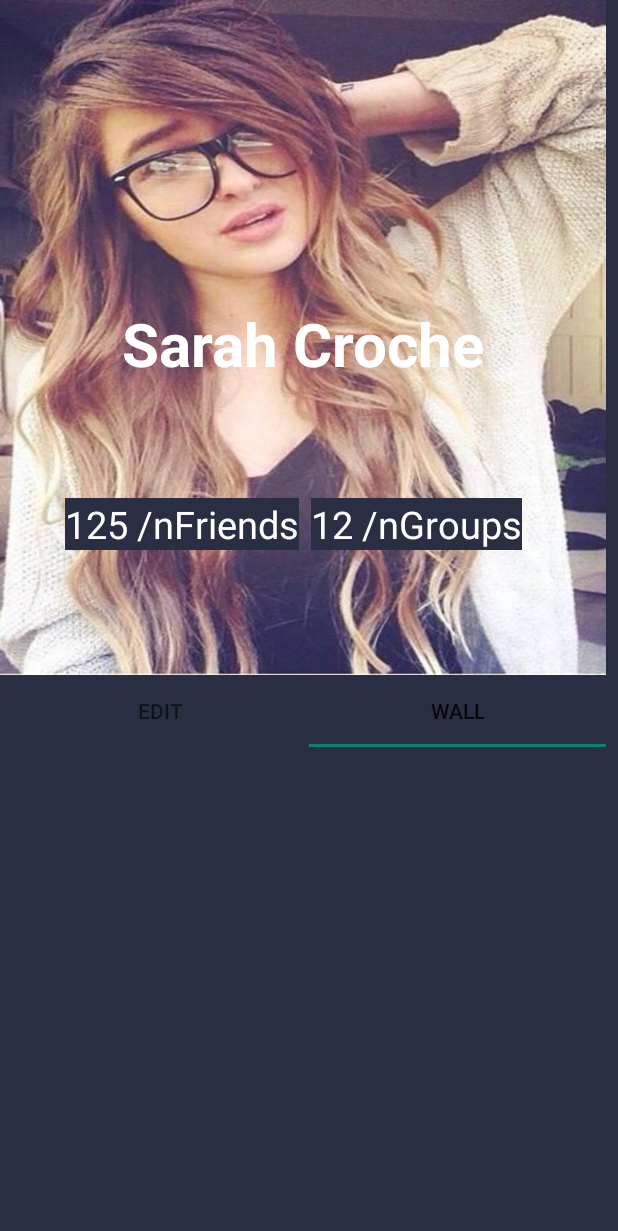
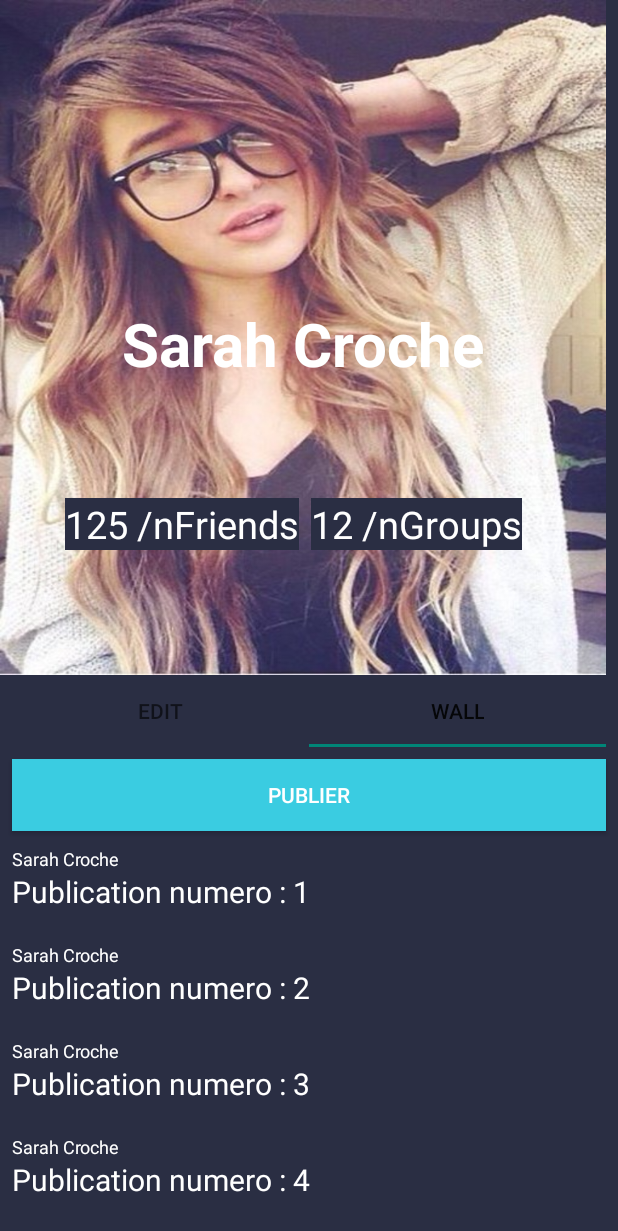
Before and after one commit to BartholomeLeBruno/behere, an Android app: the DefaultProfileActivity screen opened directly, with no data from a screen before it, tab 2 chosen, on a phone screen of 412 x 824 dp. Shown: the top 1231 px of the screen. Run offline under Robolectric (Android 15) with nearby library versions, the phone set to English and light mode, and no system bars.

Commit message:
add wall of actuality

```diff
--- a/app/src/main/java/com/example/behere/DefaultProfileActivity.java
+++ b/app/src/main/java/com/example/behere/DefaultProfileActivity.java
@@ -5,9 +5,8 @@ import android.support.design.widget.TabItem;
 import android.support.design.widget.TabLayout;
 import android.support.v4.view.ViewPager;
 import android.support.v7.app.AppCompatActivity;
-import android.support.v7.widget.RecyclerView;
+import com.example.behere.fragment.SectionsAdapterProfile;
 
-import com.example.behere.fragment.SectionsAdapterProfile;
 
 public class DefaultProfileActivity extends AppCompatActivity {
 
@@ -16,7 +15,6 @@ public class DefaultProfileActivity extends AppCompatActivity {
      TabItem wall;
      SectionsAdapterProfile mSectionsPagerAdapter;
      ViewPager mViewPager;
-     RecyclerView recyclerView;
 
     @Override
     protected void onCreate(Bundle savedInstanceState) {
@@ -25,7 +23,6 @@ public class DefaultProfileActivity extends AppCompatActivity {
 
         edit = findViewById(R.id.tabEdit);
         wall = findViewById(R.id.tabWall);
-        recyclerView = findViewById(R.id.list);
 
         mSectionsPagerAdapter = new SectionsAdapterProfile(getSupportFragmentManager());
 
@@ -35,6 +32,7 @@ public class DefaultProfileActivity extends AppCompatActivity {
 
         tabLayout =  findViewById(R.id.tabLayout);
         tabLayout.setupWithViewPager(mViewPager);
+
     }
 
 
--- /dev/null
+++ b/app/src/main/java/com/example/behere/actor/Publication.java
@@ -0,0 +1,31 @@
+package com.example.behere.actor;
+
+import java.util.ArrayList;
+
+public class Publication {
+
+    public String getContent() {
+        return content;
+    }
+
+    public void setContent(String content) {
+        this.content = content;
+    }
+
+    private String content;
+
+    private Publication(String content)
+    {
+        this.content = content;
+    }
+
+    public static ArrayList<Publication> createPublicationList(int numPublication) {
+        ArrayList<Publication> publications = new ArrayList<>();
+
+        for (int i = 1; i <= numPublication; i++) {
+            publications.add(new Publication("Publication numero : "+i));
+        }
+
+        return publications;
+    }
+}
--- /dev/null
+++ b/app/src/main/java/com/example/behere/adapter/PublicationAdapter.java
@@ -0,0 +1,79 @@
+package com.example.behere.adapter;
+
+import android.content.Context;
+import android.support.annotation.NonNull;
+import android.support.v7.widget.RecyclerView;
+import android.view.LayoutInflater;
+import android.view.View;
+import android.view.ViewGroup;
+import android.widget.TextView;
+
+import com.example.behere.R;
+import com.example.behere.actor.Publication;
+
+import java.util.List;
+
+public class PublicationAdapter extends RecyclerView.Adapter<PublicationAdapter.ViewHolder> {
+
+    // Store a member variable for the contacts
+    private List<Publication> mPublication;
+
+    // Pass in the contact array into the constructor
+    public PublicationAdapter(List<Publication> publications) {
+        mPublication = publications;
+    }
+
+    @NonNull
+    @Override
+    public ViewHolder onCreateViewHolder(@NonNull ViewGroup viewGroup, int i) {
+        Context context = viewGroup.getContext();
+        LayoutInflater inflater = LayoutInflater.from(context);
+
+        // Inflate the custom layout
+        View contactView = inflater.inflate(R.layout.fragment_publication, viewGroup, false);
+
+        // Return a new holder instance
+        ViewHolder viewHolder = new ViewHolder(contactView);
+        return viewHolder;
+
+    }
+
+    @Override
+    public void onBindViewHolder(@NonNull ViewHolder viewHolder, int i) {
+        // Get the data model based on position
+        Publication publication = mPublication.get(i);
+
+        // Set item views based on your views and data model
+        TextView textView = viewHolder.nameTextView;
+        TextView textView2 = viewHolder.messageButton;
+
+        textView.setText("Sarah Croche");
+        textView2.setText(publication.getContent());
+    }
+
+    @Override
+    public int getItemCount() {
+        return mPublication.size();
+    }
+
+    // Provide a direct reference to each of the views within a data item
+    // Used to cache the views within the item layout for fast access
+     class ViewHolder extends RecyclerView.ViewHolder {
+        // Your holder should contain a member variable
+        // for any view that will be set as you render a row
+         TextView nameTextView;
+         TextView messageButton;
+
+        // We also create a constructor that accepts the entire item row
+        // and does the view lookups to find each subview
+         ViewHolder(View itemView) {
+            // Stores the itemView in a public final member variable that can be used
+            // to access the context from any ViewHolder instance.
+            super(itemView);
+
+            nameTextView = itemView.findViewById(R.id.tvNamePublisher);
+            messageButton = itemView.findViewById(R.id.tvContentPublisher);
+        }
+    }
+
+}
--- a/app/src/main/java/com/example/behere/fragment/WallProfileFragment.java
+++ b/app/src/main/java/com/example/behere/fragment/WallProfileFragment.java
@@ -1,22 +1,42 @@
 package com.example.behere.fragment;
 
 import android.os.Bundle;
+import android.support.annotation.NonNull;
 import android.support.annotation.Nullable;
 import android.support.v4.app.Fragment;
+import android.support.v7.widget.LinearLayoutManager;
+import android.support.v7.widget.RecyclerView;
 import android.view.LayoutInflater;
 import android.view.View;
 import android.view.ViewGroup;
 
 import com.example.behere.R;
+import com.example.behere.actor.Publication;
+import com.example.behere.adapter.PublicationAdapter;
+
+import java.util.ArrayList;
 
 public class WallProfileFragment extends Fragment {
+
+    ArrayList<Publication> publications;
+    RecyclerView recyclerView;
 
 
     @Nullable
     @Override
-    public View onCreateView(LayoutInflater inflater, @Nullable ViewGroup container, @Nullable Bundle savedInstanceState) {
+    public View onCreateView(@NonNull LayoutInflater inflater, @Nullable ViewGroup container, @Nullable Bundle savedInstanceState) {
         View rootView = inflater.inflate(R.layout.fragment_publication_list, container, false);
 
+        recyclerView = rootView.findViewById(R.id.listPublication);
+        // Initialize contacts
+        publications = Publication.createPublicationList(20);
+        // Create adapter passing in the sample user data
+        PublicationAdapter adapter = new PublicationAdapter(publications);
+        // Attach the adapter to the recyclerview to populate items
+        recyclerView.setAdapter(adapter);
+        // Set layout manager to position the items
+        recyclerView.setLayoutManager(new LinearLayoutManager(getContext()));
+        // That's all!
 
         return rootView;
     }
--- a/app/src/main/res/layout/fragment_edit.xml
+++ b/app/src/main/res/layout/fragment_edit.xml
@@ -13,6 +13,8 @@
         android:layout_marginTop="8dp"
         android:layout_marginEnd="8dp"
         android:text="UPLOAD PHOTO"
+        android:background="#3ACCE1"
+        android:textColor="#FFFFFF"
         app:layout_constraintEnd_toEndOf="parent"
         app:layout_constraintStart_toStartOf="parent"
         app:layout_constraintTop_toTopOf="parent" />
--- a/app/src/main/res/layout/fragment_publication.xml
+++ b/app/src/main/res/layout/fragment_publication.xml
@@ -1,25 +1,27 @@
 <?xml version="1.0" encoding="utf-8"?>
 <LinearLayout
     xmlns:android="http://schemas.android.com/apk/res/android"
-    android:orientation="horizontal"
+    android:orientation="vertical"
     android:layout_width="match_parent"
     android:layout_height="wrap_content"
     android:paddingTop="10dp"
+    android:background="#2A2E43"
     android:paddingBottom="10dp"
     >
 
     <TextView
-        android:id="@+id/contact_name"
+        android:id="@+id/tvNamePublisher"
+        android:layout_width="wrap_content"
+        android:textSize="12sp"
+        android:layout_height="0dp"
+        android:textColor="#FFFFFF"
+        android:layout_weight="1" />
+
+    <TextView
+        android:id="@+id/tvContentPublisher"
         android:layout_width="wrap_content"
         android:layout_height="wrap_content"
-        android:layout_weight="1" />
-
-    <Button
-        android:id="@+id/message_button"
-        android:layout_width="wrap_content"
-        android:layout_height="wrap_content"
-        android:paddingLeft="16dp"
-        android:paddingRight="16dp"
-        android:textSize="10sp"
+        android:textColor="#FFFFFF"
+        android:textSize="20sp"
         />
 </LinearLayout>
--- a/app/src/main/res/layout/fragment_publication_list.xml
+++ b/app/src/main/res/layout/fragment_publication_list.xml
@@ -1,13 +1,33 @@
 <?xml version="1.0" encoding="utf-8"?>
-<android.support.v7.widget.RecyclerView xmlns:android="http://schemas.android.com/apk/res/android"
-    xmlns:app="http://schemas.android.com/apk/res-auto"
-    xmlns:tools="http://schemas.android.com/tools"
-    android:id="@+id/list"
-    android:name="com.example.behere.publicationFragment"
-    android:layout_width="match_parent"
-    android:layout_height="match_parent"
-    android:layout_marginLeft="16dp"
-    android:layout_marginRight="16dp"
-    app:layoutManager="LinearLayoutManager"
-    tools:context=".publicationFragment"
-    tools:listitem="@layout/fragment_publication" />
+    <android.support.constraint.ConstraintLayout
+        xmlns:android="http://schemas.android.com/apk/res/android"
+        xmlns:app="http://schemas.android.com/apk/res-auto"
+        xmlns:tools="http://schemas.android.com/tools"
+        android:layout_width="match_parent"
+        android:layout_height="match_parent">
+
+        <Button
+            android:id="@+id/btnPublication"
+            android:layout_width="0dp"
+            android:layout_height="wrap_content"
+            android:text="PUBLIER"
+            android:textColor="#FFFFFF"
+            android:background="#3ACCE1"
+            app:layout_constraintBottom_toTopOf="@id/listPublication"
+            app:layout_constraintEnd_toEndOf="@+id/listPublication"
+            app:layout_constraintStart_toStartOf="@+id/listPublication" />
+
+    <android.support.v7.widget.RecyclerView
+        android:id="@+id/listPublication"
+        android:name="com.example.behere.publicationFragment"
+        android:layout_width="0dp"
+        android:layout_height="wrap_content"
+        android:layout_marginStart="8dp"
+        android:layout_marginEnd="8dp"
+        app:layoutManager="LinearLayoutManager"
+        app:layout_constraintBottom_toBottomOf="@id/btnPublication"
+        app:layout_constraintEnd_toEndOf="parent"
+        app:layout_constraintStart_toStartOf="parent"
+        tools:listitem="@layout/fragment_publication" />
+
+    </android.support.constraint.ConstraintLayout>
```
Also changed, not shown: app/src/main/java/com/example/behere/MypublicationRecyclerViewAdapter.java (deleted, +0 -77 lines), app/src/main/java/com/example/behere/publicationFragment.java (deleted, +0 -109 lines).
